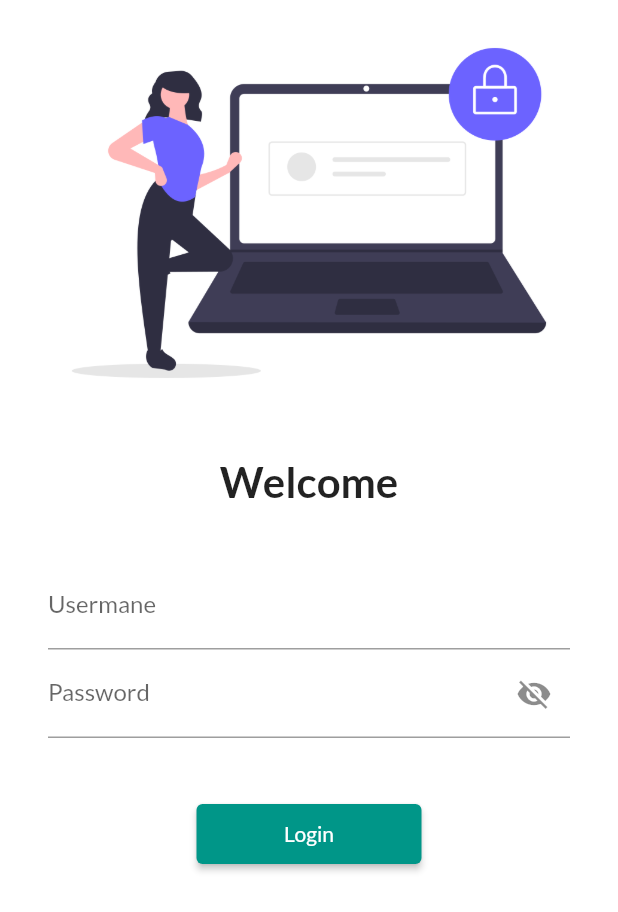
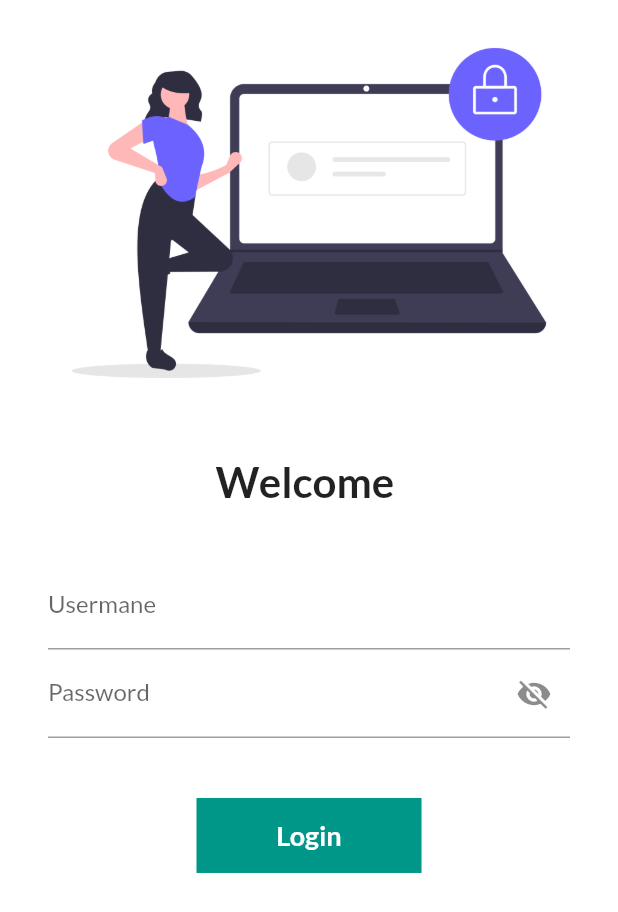
Before and after one commit to Di55olved/flutter_application_2, a Flutter app: the screen it shows after launch, on a phone screen of 412 x 824 dp. Shown: the top 912 px of the screen. Run offline on Flutter 3.47's test engine with Material 2 defaults, Android fonts, the phone set to English and light mode, and no system bars; our stand-ins replace google_fonts.

Commit message:
day 6 completed

```diff
--- a/lib/pages/login_page.dart
+++ b/lib/pages/login_page.dart
@@ -10,6 +10,8 @@ class LoginPage extends StatefulWidget {
 
 class _LoginPageState extends State<LoginPage> {
   bool passwordVisible = false;
+  String name = "";
+  bool changedButton = false;
 
   @override
   Widget build(BuildContext context) {
@@ -25,9 +27,9 @@ class _LoginPageState extends State<LoginPage> {
               const SizedBox(
                 height: 20.0,
               ),
-              const Text(
-                "Welcome",
-                style: TextStyle(
+              Text(
+                "Welcome $name",
+                style: const TextStyle(
                   fontSize: 28,
                   fontWeight: FontWeight.bold,
                 ),
@@ -43,6 +45,10 @@ class _LoginPageState extends State<LoginPage> {
                     TextFormField(
                       decoration: const InputDecoration(
                           hintText: "Enter Username", labelText: "Usermane"),
+                      onChanged: (value) {
+                        name = value;
+                        setState(() {});
+                      },
                     ),
                     TextFormField(
                       obscureText: passwordVisible,
@@ -62,14 +68,47 @@ class _LoginPageState extends State<LoginPage> {
                     const SizedBox(
                       height: 40.0,
                     ),
-                    ElevatedButton(
-                      onPressed: () {
+                    InkWell(
+                      onTap: () async {
+                        setState(() {
+                          changedButton = true;
+                        });
+                        await Future.delayed(const Duration(seconds: 1));
+                        // ignore: use_build_context_synchronously
                         Navigator.pushNamed(context, MyRoutes.homeRoute);
                       },
-                      style: TextButton.styleFrom(
-                          minimumSize: const Size(150, 40)),
-                      child: const Text("Login"),
-                    )
+                      child: AnimatedContainer(
+                          duration: const Duration(seconds: 1),
+                          width: 150,
+                          height: 50,
+                          alignment: Alignment.center,
+                          decoration: BoxDecoration(
+                            color: Colors.teal,
+                            shape: changedButton
+                                ? BoxShape.circle
+                                : BoxShape.rectangle,
+                          ),
+                          child: changedButton
+                              ? const Icon(
+                                  Icons.done,
+                                  color: Colors.white,
+                                )
+                              : const Text(
+                                  "Login",
+                                  style: TextStyle(
+                                      color: Colors.white,
+                                      fontWeight: FontWeight.bold,
+                                      fontSize: 18),
+                                )),
+                    ),
+                    // ElevatedButton(
+                    //   onPressed: () {
+                    //     Navigator.pushNamed(context, MyRoutes.homeRoute);
+                    //   },
+                    //   style: TextButton.styleFrom(
+                    //       minimumSize: const Size(150, 40)),
+                    //   child: const Text("Login"),
+                    // )
                   ],
                 ),
               ),
```
